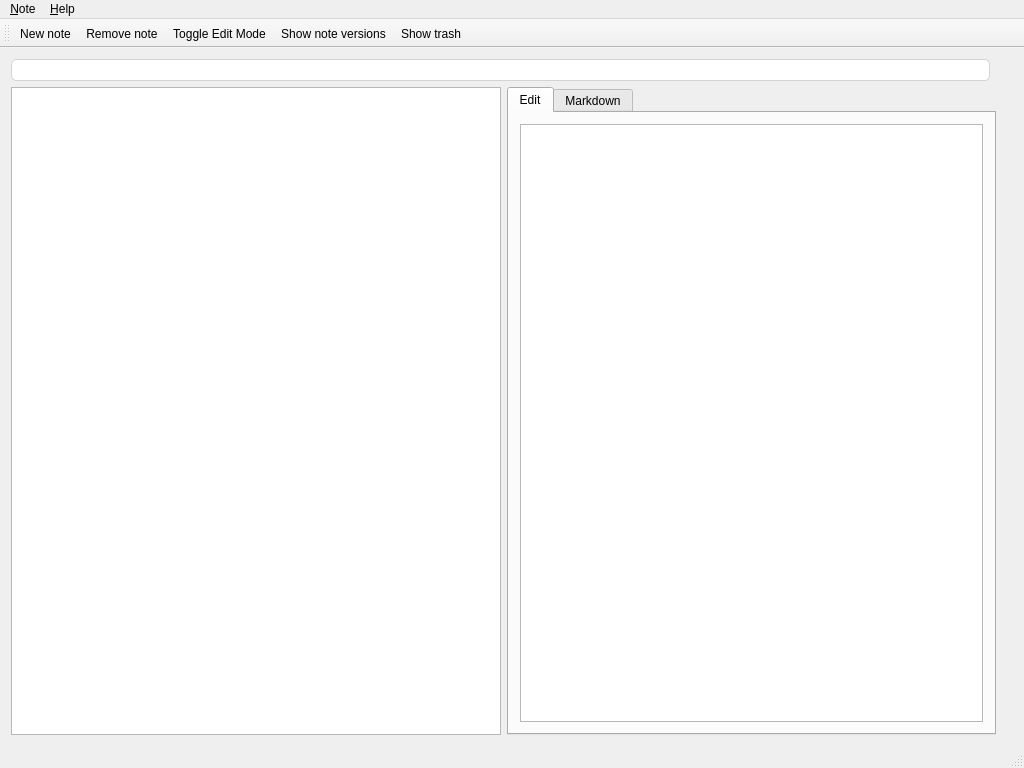
Before: the Qt Designer form src/mainwindow.ui in pbek/QOwnNotes, drawn with Qt 5.
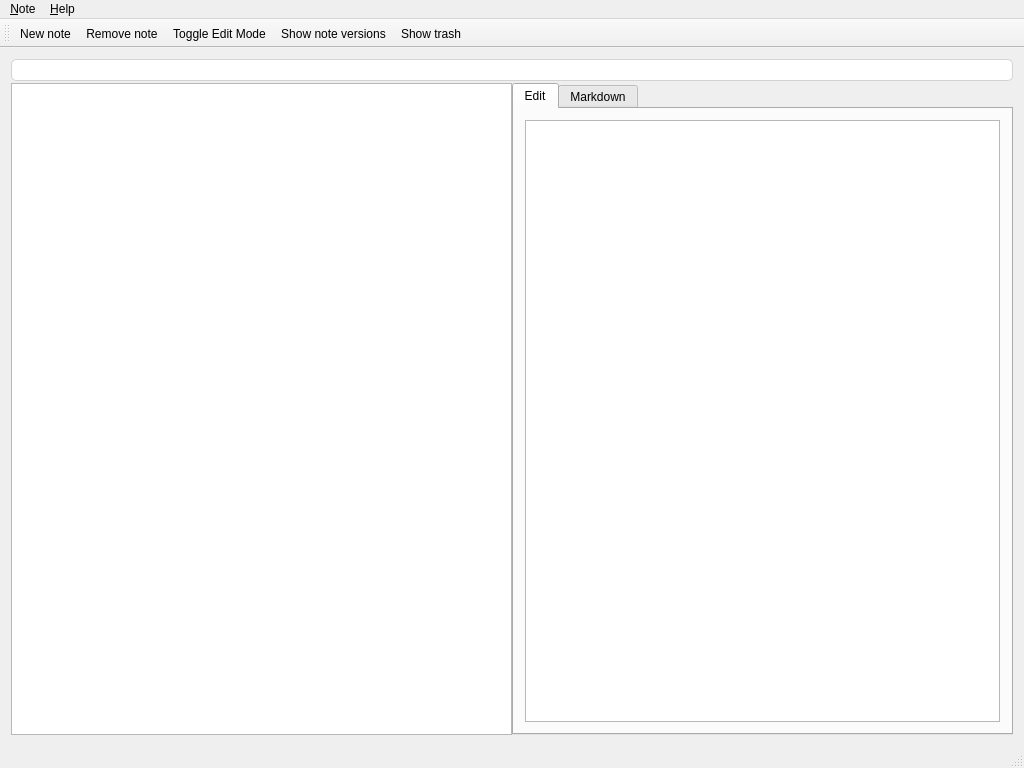
After: the same form once the commit is applied. Icons and pictures are not drawn.

Diff of the .ui file:
```diff
--- a/src/mainwindow.ui
+++ b/src/mainwindow.ui
@@ -24,17 +24,20 @@
      <verstretch>0</verstretch>
     </sizepolicy>
    </property>
-   <layout class="QHBoxLayout" name="horizontalLayout">
+   <layout class="QGridLayout" name="gridLayout_4">
     <property name="sizeConstraint">
      <enum>QLayout::SetMaximumSize</enum>
     </property>
-    <item>
+    <item row="0" column="0">
      <layout class="QGridLayout" name="gridLayout">
       <property name="rightMargin">
-       <number>11</number>
+       <number>0</number>
       </property>
       <property name="horizontalSpacing">
-       <number>6</number>
+       <number>0</number>
+      </property>
+      <property name="verticalSpacing">
+       <number>2</number>
       </property>
       <item row="1" column="1">
        <widget class="QTabWidget" name="noteTabWidget">
@@ -122,7 +125,7 @@
 	background-image: url(:/images/search.png);
 	background-repeat: no-repeat;
 	background-position: center left;
-	margin-right: 12px;
+	margin-right: 0px;
 }
 </string>
         </property>
```
Left out of the diff: 5 changed lines with no effect on the pictures.
